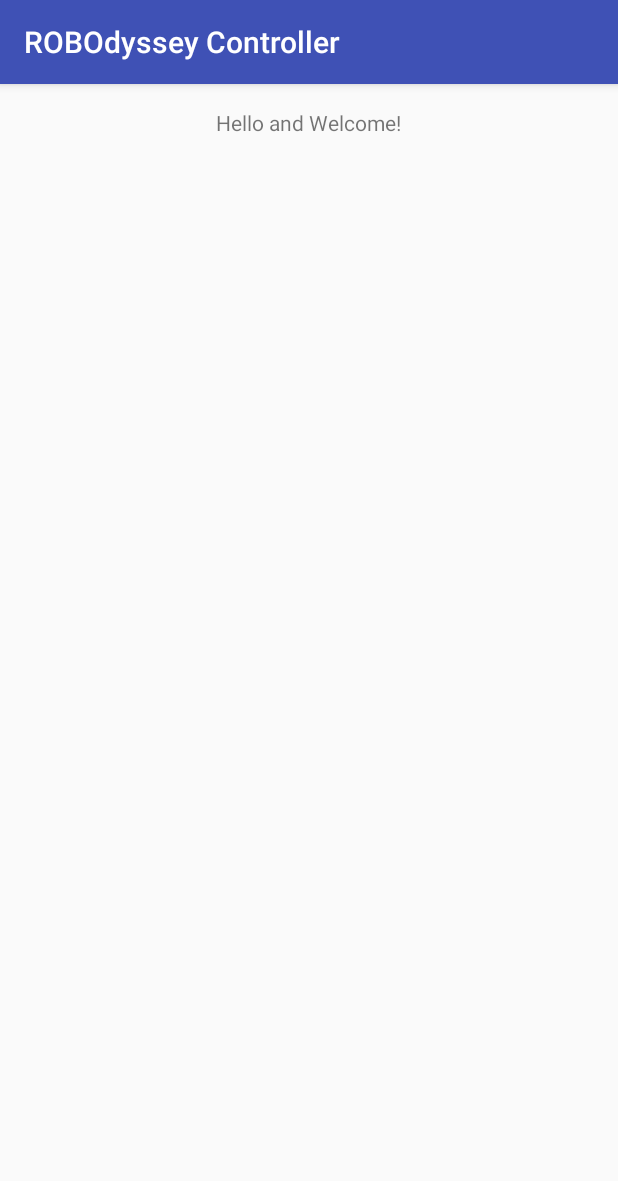
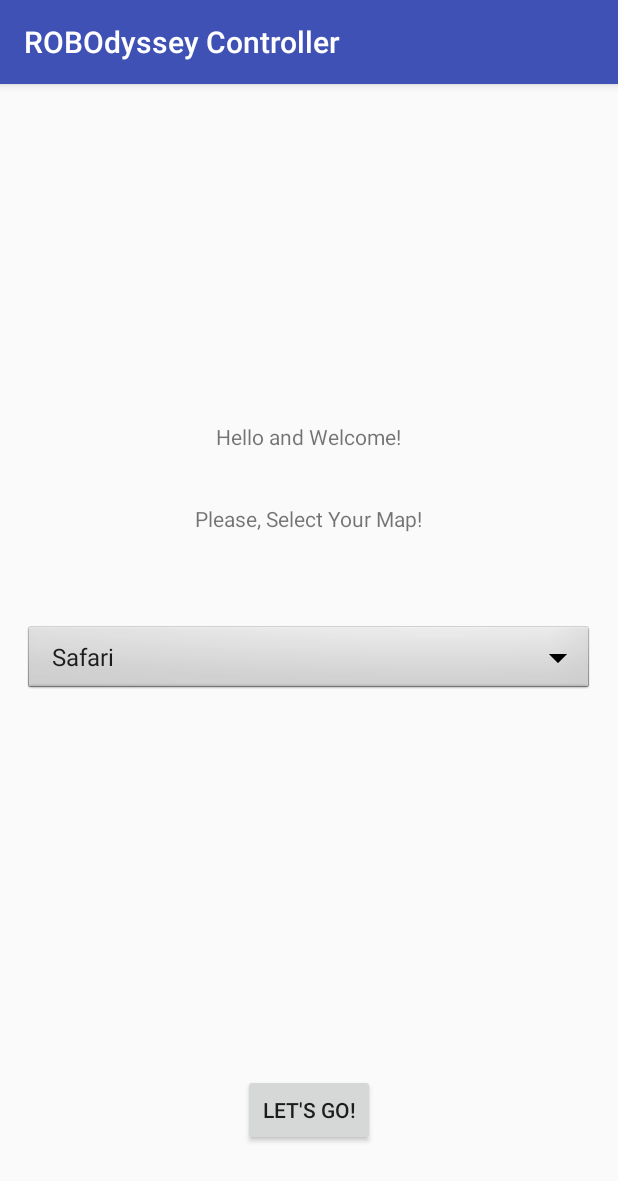
Before and after one commit to ajr-zimmer/robodysseycontroller, an Android app: the screen it shows after launch (MainActivity), on a phone screen of 412 x 824 dp. Shown: the top 1181 px of the screen. Run offline under Robolectric (Android 15) with nearby library versions, the phone set to English and light mode, and no system bars.

Commit message:
Have a dropdown for the maps working, need to create a new activity for tutorial page

```diff
--- a/app/src/main/java/com/cain/robodysseycontroller/MainActivity.java
+++ b/app/src/main/java/com/cain/robodysseycontroller/MainActivity.java
@@ -2,12 +2,43 @@ package com.cain.robodysseycontroller;
 
 import android.support.v7.app.AppCompatActivity;
 import android.os.Bundle;
+import android.view.View;
+import android.widget.AdapterView;
+import android.widget.ArrayAdapter;
+import android.widget.Spinner;
+import android.widget.Toast;
 
-public class MainActivity extends AppCompatActivity {
+public class MainActivity extends AppCompatActivity implements AdapterView.OnItemSelectedListener {
 
     @Override
     protected void onCreate(Bundle savedInstanceState) {
         super.onCreate(savedInstanceState);
         setContentView(R.layout.activity_main);
+
+        // Populate dropdown
+        Spinner spinner = (Spinner) findViewById(R.id.maps_spinner);
+        // Create an ArrayAdapter using the string array and a default spinner layout
+        ArrayAdapter<CharSequence> adapter = ArrayAdapter.createFromResource(this,
+                R.array.maps_array, android.R.layout.simple_spinner_item);
+        // Specify the layout to use when the list of choices appears
+        adapter.setDropDownViewResource(android.R.layout.simple_spinner_dropdown_item);
+        // Apply the adapter to the spinner
+        spinner.setAdapter(adapter);
+        // specify interface implementation
+        spinner.setOnItemSelectedListener(this);
     }
+
+    // Implementing methods from OnItemSelectedListener for the spinner
+    public void onItemSelected(AdapterView<?> parent, View view, int pos, long id){
+        // An item was selected. You can retrieve the selected item using
+        // parent.getItemAtPosition(pos)
+
+        Toast.makeText(this, "Oooo you chose the " + parent.getItemAtPosition(pos).toString() + " map", Toast.LENGTH_LONG).show();
+
+    }
+
+    public void onNothingSelected(AdapterView<?> parent){
+        // Another interface callback
+    }
+
 }
--- a/app/src/main/res/layout/activity_main.xml
+++ b/app/src/main/res/layout/activity_main.xml
@@ -11,9 +11,40 @@
     tools:context="com.cain.robodysseycontroller.MainActivity">
 
     <TextView
+        android:text="@string/greeting"
         android:layout_width="wrap_content"
         android:layout_height="wrap_content"
-        android:text="@string/greeting"
-        android:layout_alignParentTop="true"
+        android:id="@+id/textView"
+        android:layout_above="@+id/textView2"
+        android:layout_centerHorizontal="true"
+        android:layout_marginBottom="35dp" />
+
+    <Spinner
+        android:layout_width="match_parent"
+        android:layout_height="wrap_content"
+        android:id="@+id/maps_spinner"
+        android:layout_centerVertical="true"
+        android:layout_alignParentStart="true"
+        android:background="@android:drawable/btn_dropdown"
+        android:spinnerMode="dropdown"/>
+
+    <TextView
+        android:text="@string/selectmapprompt"
+        android:layout_width="wrap_content"
+        android:layout_height="wrap_content"
+        android:id="@+id/textView2"
+        android:layout_marginBottom="60dp"
+        android:layout_above="@+id/maps_spinner"
         android:layout_centerHorizontal="true" />
+
+    <Button
+        android:text="@string/launchmapbtn"
+        android:layout_width="wrap_content"
+        android:layout_height="wrap_content"
+        android:layout_marginBottom="44dp"
+        android:id="@+id/button"
+        android:layout_alignParentBottom="true"
+        android:layout_centerHorizontal="true" />
+
+
 </RelativeLayout>
--- a/app/src/main/res/values/strings.xml
+++ b/app/src/main/res/values/strings.xml
@@ -1,4 +1,12 @@
 <resources>
     <string name="app_name">ROBOdyssey Controller</string>
     <string name="greeting">Hello and Welcome!</string>
+    <string name="selectmapprompt">Please, Select Your Map!</string>
+    <string-array name="maps_array">
+        <item>Safari</item>
+        <item>Room</item>
+        <item>Antarctica</item>
+    </string-array>
+    <string name="launchmapbtn">Let\'s Go!</string>
+
 </resources>
```
